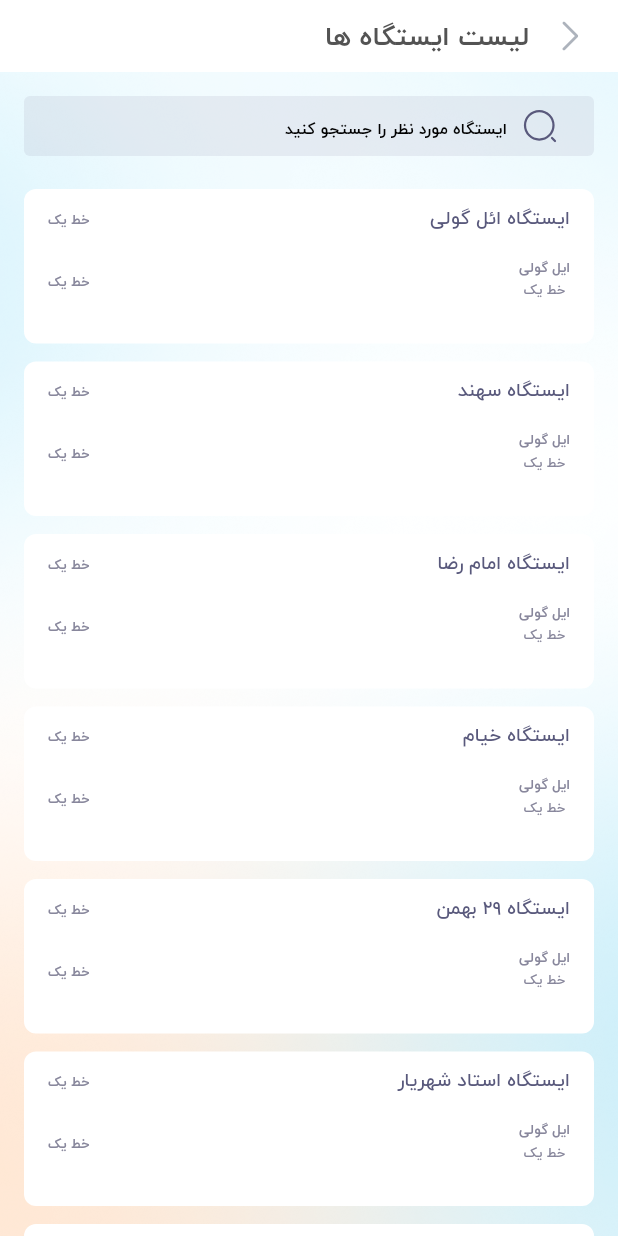
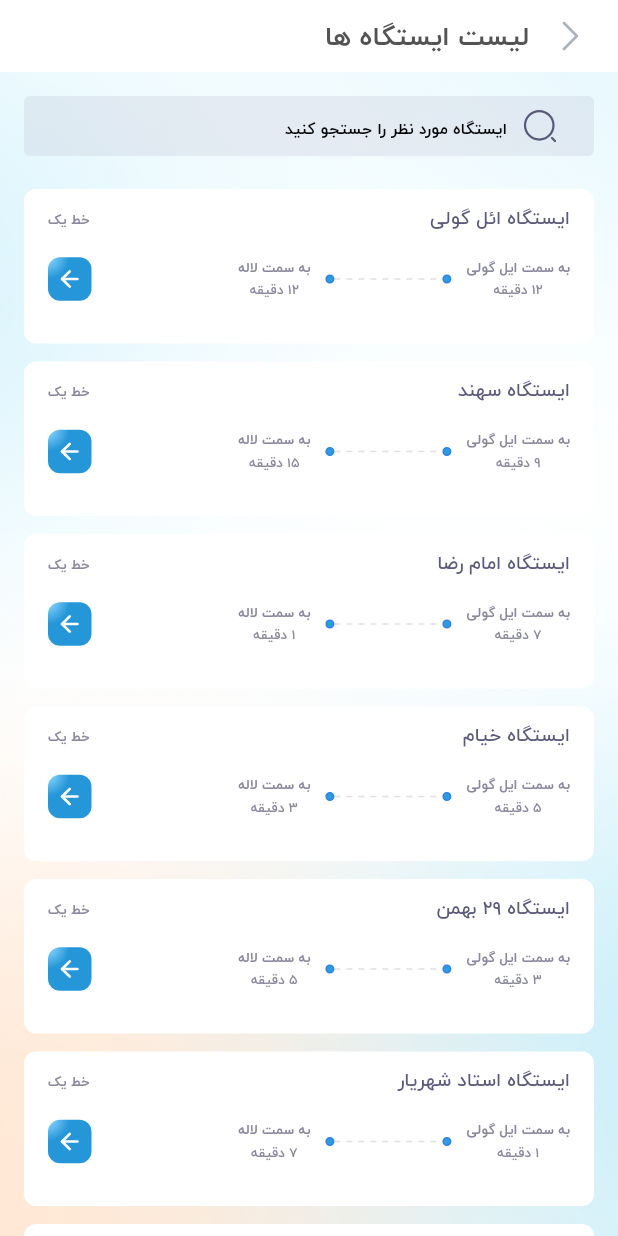
Before and after one commit to hesi100/metro, a Flutter app: the screen it shows after launch, after a tap on "رد شدن", on a phone screen of 412 x 824 dp. Run offline on Flutter 3.47's test engine with Material 2 defaults, Android fonts, the phone set to English and light mode, and no system bars; our stand-ins replace flutter_spinkit, flutter_svg, get; project files that could hold a hidden picture were left out.

Commit message:
feat: line screen design done

```diff
--- a/lib/controllers/line_screen_controller.dart
+++ b/lib/controllers/line_screen_controller.dart
@@ -1,3 +1,5 @@
+import 'dart:async';
+
 import 'package:get/get.dart';
 import 'package:metro/model/line_model.dart';
 import 'package:metro/model/station_model.dart';
@@ -21,9 +23,18 @@ class LineController extends GetxController {
     });
   }
 
+  void startTimer() {
+
+    const oneSec = Duration(seconds: 10);
+    Timer.periodic(oneSec, (Timer timer) {
+      update();
+    });
+  }
+
   @override
   void onInit() {
     stations.addAll(line.stations);
+    startTimer();
     super.onInit();
   }
 }
--- a/lib/model/station_model.dart
+++ b/lib/model/station_model.dart
@@ -14,4 +14,6 @@ class StationModel {
   List<TimeModel> timesToFirstStation = [];
   List<TimeModel> timesToLastStation = [];
   Color color = Colors.red;
+
+
 }
--- a/lib/model/time_model.dart
+++ b/lib/model/time_model.dart
@@ -4,5 +4,6 @@ class TimeModel {
   TimeModel({required this.time});
 
   DateTime time = DateTime.now();
+
   Color color = Colors.red;
 }
--- a/lib/services/colors.dart
+++ b/lib/services/colors.dart
@@ -23,10 +23,10 @@ const Color darkRed = Color(0xFFE84949);
 const Color lightRed = Color(0xFFFFE4E4);
 const Color orange = Color(0xFFFE7755);
 const Color lightOrange = Color(0xFFFFF1F1);
-const Color blue = Color(0xFF3F36CC);
+const Color blue = Color(0xFF2F80ED);
+const Color lightBlue = Color(0xFF2D9CDB);
 const Color lightestBlue = Color(0xFF576B98);
 const Color indigo = Color(0xFF02CC9C);
-const Color lightBlue = Color(0xFF9790FF);
 const Color veryLightBlue = Color(0xFFDFDFDf);
 const Color stateCircle = Color(0xFFACACAC);
 const Color dashColor = Color(0xFFCCCCCC);
@@ -45,7 +45,7 @@ const Color background = Color(0xFFFAFAFA);
 const Color lightGrayBackground = Color(0xFFF2F2F2);
 const Color extraLightGray = Color(0xFFEFEFEF);
 const Color sliderCircle = Color(0xFFE2DEDE);
-const Color gray = Color(0xFF707070);
+const Color gray = Color(0xFFE0E0E0);
 const Color lighterGray = Color(0xFFBDBDBD);
 const Color lightestGray = Color(0xFFE2E2E2);
 const Color lightGray = Color(0xFF727272);
--- a/lib/services/settings.dart
+++ b/lib/services/settings.dart
@@ -1,5 +1,6 @@
 import 'package:flutter/material.dart';
 
+import '../model/time_model.dart';
 import 'colors.dart';
 
 String icon(txt) {
@@ -17,7 +18,17 @@ BoxShadow boxShadow = BoxShadow(
   offset: const Offset(0, 3),
 );
 
+String getMinutesToNext(List<TimeModel> times) {
+  for (var element in times) {
+    if (element.time.isAfter(DateTime.now())) {
+      int minutes = element.time.difference(DateTime.now()).inMinutes;
+      if(minutes < 60){
+        return "$minutes دقیقه";
+      }else{
+        return "${minutes~/60} ساعت و "+"${minutes%60} دقیقه";
+      }
 
-int getMinutesToNext(){
-  return 0 ;
+    }
+  }
+  return "";
 }
--- a/lib/services/stations/first_line_handler.dart
+++ b/lib/services/stations/first_line_handler.dart
@@ -1,230 +1,40 @@
+import 'package:flutter/material.dart';
 import 'package:metro/model/station_model.dart';
 import 'package:metro/model/time_model.dart';
 
 class FirstLineHandler {
-  static StationModel getElgoliStation() {
-    DateTime startTimeToFirst = DateTime(DateTime.now().year, DateTime.now().month, DateTime.now().day, 6, 58);
-    DateTime startTimeToLast = DateTime(DateTime.now().year, DateTime.now().month, DateTime.now().day, 6, 26);
-
-    List<TimeModel> toFirst = [];
-    List<TimeModel> toLast = [];
-
-    while (startTimeToFirst.isBefore(DateTime(DateTime.now().year, DateTime.now().month, DateTime.now().day, 21, 7))) {
+  static void addArrivalTimes(startTimeToFirst, startTimeToLast, List<TimeModel> toFirst, List<TimeModel> toLast, count) {
+    for (int i = 0; i < count; i++) {
       toFirst.add(TimeModel(time: startTimeToFirst));
       toLast.add(TimeModel(time: startTimeToLast));
       startTimeToFirst = startTimeToFirst.add(const Duration(minutes: 16));
       startTimeToLast = startTimeToLast.add(const Duration(minutes: 16));
     }
-    StationModel station = StationModel(name: "ایستگاه ائل گولی");
-    station.timesToFirstStation = toFirst;
-    station.timesToLastStation = toLast;
-    return station;
-  }
-
-  static StationModel getSahandStation() {
-    DateTime startTimeToFirst = DateTime(DateTime.now().year, DateTime.now().month, DateTime.now().day, 6, 55);
-    DateTime startTimeToLast = DateTime(DateTime.now().year, DateTime.now().month, DateTime.now().day, 6, 29);
-
-    List<TimeModel> toFirst = [];
-    List<TimeModel> toLast = [];
-
-    while (startTimeToFirst.isBefore(DateTime(DateTime.now().year, DateTime.now().month, DateTime.now().day, 21, 4))) {
+    startTimeToFirst = toFirst.first.time.add(const Duration(days: 1));
+    startTimeToLast = toLast.first.time.add(const Duration(days: 1));
+    for (int i = 0; i < count; i++) {
       toFirst.add(TimeModel(time: startTimeToFirst));
       toLast.add(TimeModel(time: startTimeToLast));
       startTimeToFirst = startTimeToFirst.add(const Duration(minutes: 16));
       startTimeToLast = startTimeToLast.add(const Duration(minutes: 16));
     }
-    StationModel station = StationModel(name: "ایستگاه سهند");
-    station.timesToFirstStation = toFirst;
-    station.timesToLastStation = toLast;
-    return station;
   }
 
-  static StationModel getEmamRezaStation() {
-    DateTime startTimeToFirst = DateTime(DateTime.now().year, DateTime.now().month, DateTime.now().day, 6, 53);
-    DateTime startTimeToLast = DateTime(DateTime.now().year, DateTime.now().month, DateTime.now().day, 6, 31);
+  static StationModel getStation(
+    String stationName,
+    TimeOfDay startToFirst,
+    TimeOfDay startToLast,
+  ) {
+    DateTime startTimeFromLast =
+        DateTime(DateTime.now().year, DateTime.now().month, DateTime.now().day, startToFirst.hour, startToFirst.minute);
+    DateTime startTimeFromFirst =
+        DateTime(DateTime.now().year, DateTime.now().month, DateTime.now().day, startToLast.hour, startToLast.minute);
 
     List<TimeModel> toFirst = [];
     List<TimeModel> toLast = [];
 
-    while (startTimeToFirst.isBefore(DateTime(DateTime.now().year, DateTime.now().month, DateTime.now().day, 21, 2))) {
-      toFirst.add(TimeModel(time: startTimeToFirst));
-      toLast.add(TimeModel(time: startTimeToLast));
-      startTimeToFirst = startTimeToFirst.add(const Duration(minutes: 16));
-      startTimeToLast = startTimeToLast.add(const Duration(minutes: 16));
-    }
-    StationModel station = StationModel(name: "ایستگاه امام رضا");
-    station.timesToFirstStation = toFirst;
-    station.timesToLastStation = toLast;
-    return station;
-  }
-
-  static StationModel getKhayyamStation() {
-    DateTime startTimeToFirst = DateTime(DateTime.now().year, DateTime.now().month, DateTime.now().day, 6, 51);
-    DateTime startTimeToLast = DateTime(DateTime.now().year, DateTime.now().month, DateTime.now().day, 6, 33);
-
-    List<TimeModel> toFirst = [];
-    List<TimeModel> toLast = [];
-
-    while (startTimeToFirst.isBefore(DateTime(DateTime.now().year, DateTime.now().month, DateTime.now().day, 21, 0))) {
-      toFirst.add(TimeModel(time: startTimeToFirst));
-      toLast.add(TimeModel(time: startTimeToLast));
-      startTimeToFirst = startTimeToFirst.add(const Duration(minutes: 16));
-      startTimeToLast = startTimeToLast.add(const Duration(minutes: 16));
-    }
-    StationModel station = StationModel(name: "ایستگاه خیام");
-    station.timesToFirstStation = toFirst;
-    station.timesToLastStation = toLast;
-    return station;
-  }
-
-  static StationModel get29BahmanStation() {
-    DateTime startTimeToFirst = DateTime(DateTime.now().year, DateTime.now().month, DateTime.now().day, 6, 49);
-    DateTime startTimeToLast = DateTime(DateTime.now().year, DateTime.now().month, DateTime.now().day, 6, 35);
-
-    List<TimeModel> toFirst = [];
-    List<TimeModel> toLast = [];
-
-    while (startTimeToFirst.isBefore(DateTime(DateTime.now().year, DateTime.now().month, DateTime.now().day, 20, 58))) {
-      toFirst.add(TimeModel(time: startTimeToFirst));
-      toLast.add(TimeModel(time: startTimeToLast));
-      startTimeToFirst = startTimeToFirst.add(const Duration(minutes: 16));
-      startTimeToLast = startTimeToLast.add(const Duration(minutes: 16));
-    }
-    StationModel station = StationModel(name: "ایستگاه 29 بهمن");
-    station.timesToFirstStation = toFirst;
-    station.timesToLastStation = toLast;
-    return station;
-  }
-
-  static StationModel getOstadShariyarStation() {
-    DateTime startTimeToFirst = DateTime(DateTime.now().year, DateTime.now().month, DateTime.now().day, 6, 47);
-    DateTime startTimeToLast = DateTime(DateTime.now().year, DateTime.now().month, DateTime.now().day, 6, 37);
-
-    List<TimeModel> toFirst = [];
-    List<TimeModel> toLast = [];
-
-    while (startTimeToFirst.isBefore(DateTime(DateTime.now().year, DateTime.now().month, DateTime.now().day, 20, 56))) {
-      toFirst.add(TimeModel(time: startTimeToFirst));
-      toLast.add(TimeModel(time: startTimeToLast));
-      startTimeToFirst = startTimeToFirst.add(const Duration(minutes: 16));
-      startTimeToLast = startTimeToLast.add(const Duration(minutes: 16));
-    }
-    StationModel station = StationModel(name: "ایستگاه استاد شهریار");
-    station.timesToFirstStation = toFirst;
-    station.timesToLastStation = toLast;
-    return station;
-  }
-
-  static StationModel getDaneshgahStation() {
-    DateTime startTimeToFirst = DateTime(DateTime.now().year, DateTime.now().month, DateTime.now().day, 6, 45);
-    DateTime startTimeToLast = DateTime(DateTime.now().year, DateTime.now().month, DateTime.now().day, 6, 39);
-
-    List<TimeModel> toFirst = [];
-    List<TimeModel> toLast = [];
-
-    while (startTimeToFirst.isBefore(DateTime(DateTime.now().year, DateTime.now().month, DateTime.now().day, 20, 54))) {
-      toFirst.add(TimeModel(time: startTimeToFirst));
-      toLast.add(TimeModel(time: startTimeToLast));
-      startTimeToFirst = startTimeToFirst.add(const Duration(minutes: 16));
-      startTimeToLast = startTimeToLast.add(const Duration(minutes: 16));
-    }
-    StationModel station = StationModel(name: "ایستگاه دانشگاه");
-    station.timesToFirstStation = toFirst;
-    station.timesToLastStation = toLast;
-    return station;
-  }
-
-  static StationModel getAberasanStation() {
-    DateTime startTimeToFirst = DateTime(DateTime.now().year, DateTime.now().month, DateTime.now().day, 6, 43);
-    DateTime startTimeToLast = DateTime(DateTime.now().year, DateTime.now().month, DateTime.now().day, 6, 41);
-
-    List<TimeModel> toFirst = [];
-    List<TimeModel> toLast = [];
-
-    while (startTimeToFirst.isBefore(DateTime(DateTime.now().year, DateTime.now().month, DateTime.now().day, 20, 52))) {
-      toFirst.add(TimeModel(time: startTimeToFirst));
-      toLast.add(TimeModel(time: startTimeToLast));
-      startTimeToFirst = startTimeToFirst.add(const Duration(minutes: 16));
-      startTimeToLast = startTimeToLast.add(const Duration(minutes: 16));
-    }
-    StationModel station = StationModel(name: "ایستگاه آبرسان");
-    station.timesToFirstStation = toFirst;
-    station.timesToLastStation = toLast;
-    return station;
-  }
-
-  static StationModel getGotbStation() {
-    DateTime startTimeToFirst = DateTime(DateTime.now().year, DateTime.now().month, DateTime.now().day, 6, 41);
-    DateTime startTimeToLast = DateTime(DateTime.now().year, DateTime.now().month, DateTime.now().day, 6, 43);
-
-    List<TimeModel> toFirst = [];
-    List<TimeModel> toLast = [];
-
-    while (startTimeToFirst.isBefore(DateTime(DateTime.now().year, DateTime.now().month, DateTime.now().day, 20, 52))) {
-      toFirst.add(TimeModel(time: startTimeToFirst));
-      toLast.add(TimeModel(time: startTimeToLast));
-      startTimeToFirst = startTimeToFirst.add(const Duration(minutes: 16));
-      startTimeToLast = startTimeToLast.add(const Duration(minutes: 16));
-    }
-    StationModel station = StationModel(name: "ایستگاه میدان قطب");
-    station.timesToFirstStation = toFirst;
-    station.timesToLastStation = toLast;
-    return station;
-  }
-
-  static StationModel getShahidBehestiStation() {
-    DateTime startTimeToFirst = DateTime(DateTime.now().year, DateTime.now().month, DateTime.now().day, 6, 39);
-    DateTime startTimeToLast = DateTime(DateTime.now().year, DateTime.now().month, DateTime.now().day, 6, 45);
-
-    List<TimeModel> toFirst = [];
-    List<TimeModel> toLast = [];
-
-    while (startTimeToFirst.isBefore(DateTime(DateTime.now().year, DateTime.now().month, DateTime.now().day, 20, 50))) {
-      toFirst.add(TimeModel(time: startTimeToFirst));
-      toLast.add(TimeModel(time: startTimeToLast));
-      startTimeToFirst = startTimeToFirst.add(const Duration(minutes: 16));
-      startTimeToLast = startTimeToLast.add(const Duration(minutes: 16));
-    }
-    StationModel station = StationModel(name: "ایستگاه شهید بهشتی");
-    station.timesToFirstStation = toFirst;
-    station.timesToLastStation = toLast;
-    return station;
-  }
-
-  static StationModel getMeydanSaatStation() {
-    DateTime startTimeToFirst = DateTime(DateTime.now().year, DateTime.now().month, DateTime.now().day, 6, 37);
-    DateTime startTimeToLast = DateTime(DateTime.now().year, DateTime.now().month, DateTime.now().day, 6, 47);
-
-    List<TimeModel> toFirst = [];
-    List<TimeModel> toLast = [];
-
-    while (startTimeToFirst.isBefore(DateTime(DateTime.now().year, DateTime.now().month, DateTime.now().day, 20, 48))) {
-      toFirst.add(TimeModel(time: startTimeToFirst));
-      toLast.add(TimeModel(time: startTimeToLast));
-      startTimeToFirst = startTimeToFirst.add(const Duration(minutes: 16));
-      startTimeToLast = startTimeToLast.add(const Duration(minutes: 16));
-    }
-    StationModel station = StationModel(name: "ایستگاه میدان ساعت");
-    station.timesToFirstStation = toFirst;
-    station.timesToLastStation = toLast;
-    return station;
-  }
-
-  static StationModel getMeydanKohanStation() {
-    DateTime startTimeToFirst = DateTime(DateTime.now().year, DateTime.now().month, DateTime.now().day, 6, 35);
-    DateTime startTimeToLast = DateTime(DateTime.now().year, DateTime.now().month, DateTime.now().day, 6, 49);
-
-    List<TimeModel> toFirst = [];
-    List<TimeModel> toLast = [];
-
-    while (startTimeToFirst.isBefore(DateTime(DateTime.now().year, DateTime.now().month, DateTime.now().day, 20, 46))) {
-      toFirst.add(TimeModel(time: startTimeToFirst));
-      toLast.add(TimeModel(time: startTimeToLast));
-      startTimeToFirst = startTimeToFirst.add(const Duration(minutes: 16));
-      startTimeToLast = startTimeToLast.add(const Duration(minutes: 16));
-    }
-    StationModel station = StationModel(name: "ایستگاه میدان کهن");
+    addArrivalTimes(startTimeFromLast, startTimeFromFirst, toFirst, toLast, 54);
+    StationModel station = StationModel(name: stationName);
     station.timesToFirstStation = toFirst;
     station.timesToLastStation = toLast;
     return station;
@@ -232,18 +42,25 @@ class FirstLineHandler {
 
   static List<StationModel> getLineStations() {
     List<StationModel> line1Stations = [];
-    line1Stations.add(getElgoliStation());
-    line1Stations.add(getSahandStation());
-    line1Stations.add(getEmamRezaStation());
-    line1Stations.add(getKhayyamStation());
-    line1Stations.add(get29BahmanStation());
-    line1Stations.add(getOstadShariyarStation());
-    line1Stations.add(getDaneshgahStation());
-    line1Stations.add(getAberasanStation());
-    line1Stations.add(getGotbStation());
-    line1Stations.add(getShahidBehestiStation());
-    line1Stations.add(getMeydanSaatStation());
-    line1Stations.add(getMeydanKohanStation());
+    line1Stations.add(getStation("ایستگاه ائل گولی", const TimeOfDay(hour: 6, minute: 58), const TimeOfDay(hour: 6, minute: 26)));
+    line1Stations.add(getStation("ایستگاه سهند", const TimeOfDay(hour: 6, minute: 55), const TimeOfDay(hour: 6, minute: 29)));
+    line1Stations.add(getStation("ایستگاه امام رضا", const TimeOfDay(hour: 6, minute: 53), const TimeOfDay(hour: 6, minute: 31)));
+    line1Stations.add(getStation("ایستگاه خیام", const TimeOfDay(hour: 6, minute: 51), const TimeOfDay(hour: 6, minute: 33)));
+    line1Stations.add(getStation("ایستگاه 29 بهمن", const TimeOfDay(hour: 6, minute: 49), const TimeOfDay(hour: 6, minute: 35)));
+    line1Stations
+        .add(getStation("ایستگاه استاد شهریار", const TimeOfDay(hour: 6, minute: 47), const TimeOfDay(hour: 6, minute: 37)));
+    line1Stations.add(getStation("ایستگاه دانشگاه", const TimeOfDay(hour: 6, minute: 45), const TimeOfDay(hour: 6, minute: 39)));
+    line1Stations.add(getStation("ایستگاه آبرسان", const TimeOfDay(hour: 6, minute: 43), const TimeOfDay(hour: 6, minute: 41)));
+    line1Stations
+        .add(getStation("ایستگاه میدان قطب", const TimeOfDay(hour: 6, minute: 41), const TimeOfDay(hour: 6, minute: 43)));
+    line1Stations
+        .add(getStation("ایستگاه شهید بهشتی", const TimeOfDay(hour: 6, minute: 39), const TimeOfDay(hour: 6, minute: 45)));
+    line1Stations
+        .add(getStation("ایستگاه میدان ساعت", const TimeOfDay(hour: 6, minute: 37), const TimeOfDay(hour: 6, minute: 47)));
+    line1Stations
+        .add(getStation("ایستگاه میدان کهن", const TimeOfDay(hour: 6, minute: 35), const TimeOfDay(hour: 6, minute: 49)));
     return line1Stations;
   }
+
+
 }
--- a/lib/views/widgets/line/station_item.dart
+++ b/lib/views/widgets/line/station_item.dart
@@ -1,3 +1,4 @@
+import 'package:dotted_line/dotted_line.dart';
 import 'package:flutter/cupertino.dart';
 import 'package:flutter/material.dart';
 import 'package:flutter_svg/flutter_svg.dart';
@@ -21,18 +22,17 @@ class StationItem extends StatelessWidget {
         RouteManagement.goToPage(StationScreen(station: station));
       },
       child: Container(
-        padding: const EdgeInsets.symmetric(horizontal: 16, ),
+        padding: const EdgeInsets.symmetric(
+          horizontal: 16,
+        ),
         height: 103,
-        margin: EdgeInsets.symmetric(vertical: 6,horizontal: 16),
+        margin: const EdgeInsets.symmetric(vertical: 6, horizontal: 16),
         width: width,
-        decoration: BoxDecoration(
-          color: white,
-          borderRadius: BorderRadius.circular(8)
-        ),
+        decoration: BoxDecoration(color: white, borderRadius: BorderRadius.circular(8)),
         child: Column(
           children: [
             Padding(
-              padding: EdgeInsets.only(top: 8),
+              padding: const EdgeInsets.only(top: 8),
               child: Row(
                 mainAxisAlignment: MainAxisAlignment.spaceBetween,
                 children: [
@@ -50,40 +50,70 @@ class StationItem extends StatelessWidget {
                       color: textLight,
                     ),
                   ),
-
                 ],
               ),
             ),
             Padding(
-              padding: EdgeInsets.only(top: 16),
+              padding: const EdgeInsets.only(top: 16),
               child: Row(
                 mainAxisAlignment: MainAxisAlignment.spaceBetween,
                 children: [
+                  Row(
+                    children: [
                       Column(
                         children: [
-                        StyledTextShow(
-                          station.firstStationName,
-                          bold: true,
-                          size: font10,
-                          color: textLight
+                          StyledTextShow("به سمت "+station.firstStationName, bold: true, size: font10, color: textLight),
+                          StyledTextShow(getMinutesToNext(station.timesToFirstStation), size: font10, color: textLight),
+                        ],
                       ),
-                        StyledTextShow(
-                            station.lineName,
-                            size: font10,
-                            color: textLight
+                      Container(
+                        margin: EdgeInsetsDirectional.only(start: 10),
+                        height: 6,
+                        width: 6,
+                        decoration:
+                            BoxDecoration(color: lightBlue, border: Border.all(color: blue, width: 1), shape: BoxShape.circle),
+                      ),
+                      const DottedLine(
+                        direction: Axis.horizontal,
+                        lineLength: 72,
+                        lineThickness: 1.0,
+                        dashLength: 4.0,
+                        dashColor: gray,
+                        dashRadius: 0.0,
+                        dashGapLength: 4.0,
+                      ),
+                      Container(
+                        margin: EdgeInsetsDirectional.only(end: 10),
+
+                        height: 6,
+                        width: 6,
+                        decoration:
+                            BoxDecoration(color: lightBlue, border: Border.all(color: blue, width: 1), shape: BoxShape.circle),
+                      ),
+                      Column(
+                        children: [
+                          StyledTextShow("به سمت "+station.lastStationName, bold: true, size: font10, color: textLight),
+                          StyledTextShow(getMinutesToNext(station.timesToLastStation), size: font10, color: textLight),
+                        ],
                       ),
                     ],
                   ),
-                  Padding(
-                    padding: const EdgeInsets.only(top: 4),
-                    child: StyledTextShow(
-                      station.lineName,
-                      bold: true,
-                      size: font10,
-                      color: Color(0xff88879C),
-                    ),
+                  Container(
+                    height: 29,
+                    width: 29,
+                    padding: const EdgeInsets.all(5),
+                    decoration: BoxDecoration(
+                      borderRadius: BorderRadius.circular(8),
+                      gradient: const RadialGradient(
+                        center: Alignment.topLeft,
+                        stops: [0.1,0.99],
+                        colors: [Color(0xff85D3FF),Color(0xff2596D7),
+                        ]
                       ),
 
+                    ),
+                    child: SvgPicture.asset(icon("feather_arrow_right"),width: 20),
+                  )
                 ],
               ),
             ),
--- a/pubspec.yaml
+++ b/pubspec.yaml
@@ -13,7 +13,7 @@ dependencies:
   flutter_svg: ^1.0.1
   get: ^4.6.1
   flutter_spinkit: ^5.1.0
-
+  dotted_line: ^3.1.0
 
 
 dev_dependencies:
```
Also changed, not shown: assets/svgs/feather_arrow_right.svg (added), pubspec.lock. Lines whose indentation alone changed are shown as unchanged.
